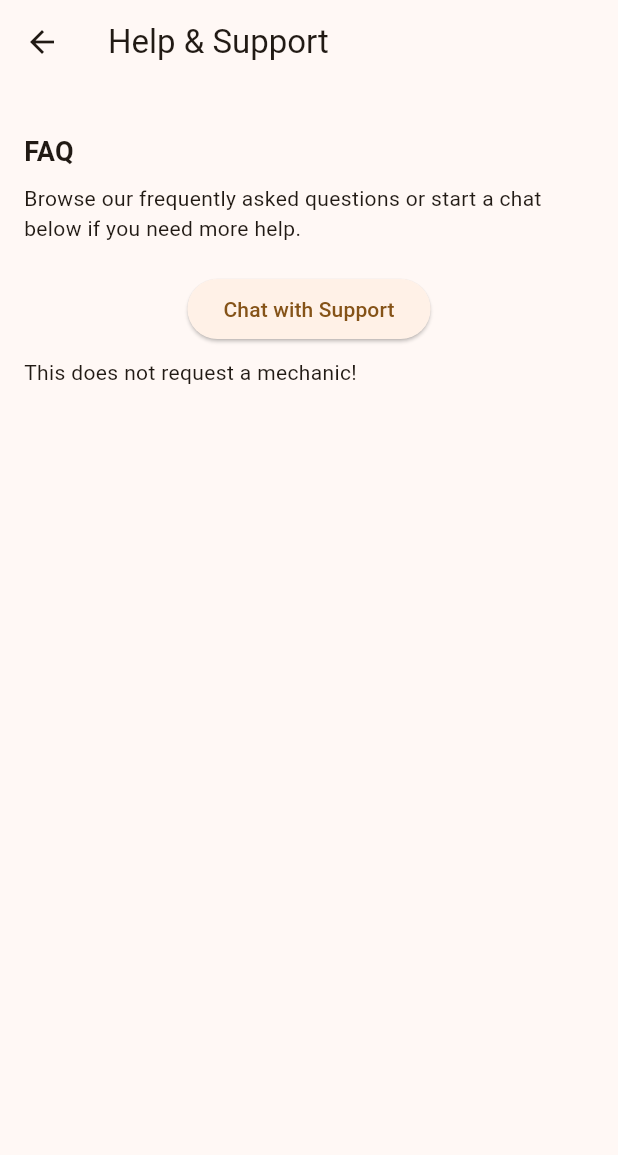
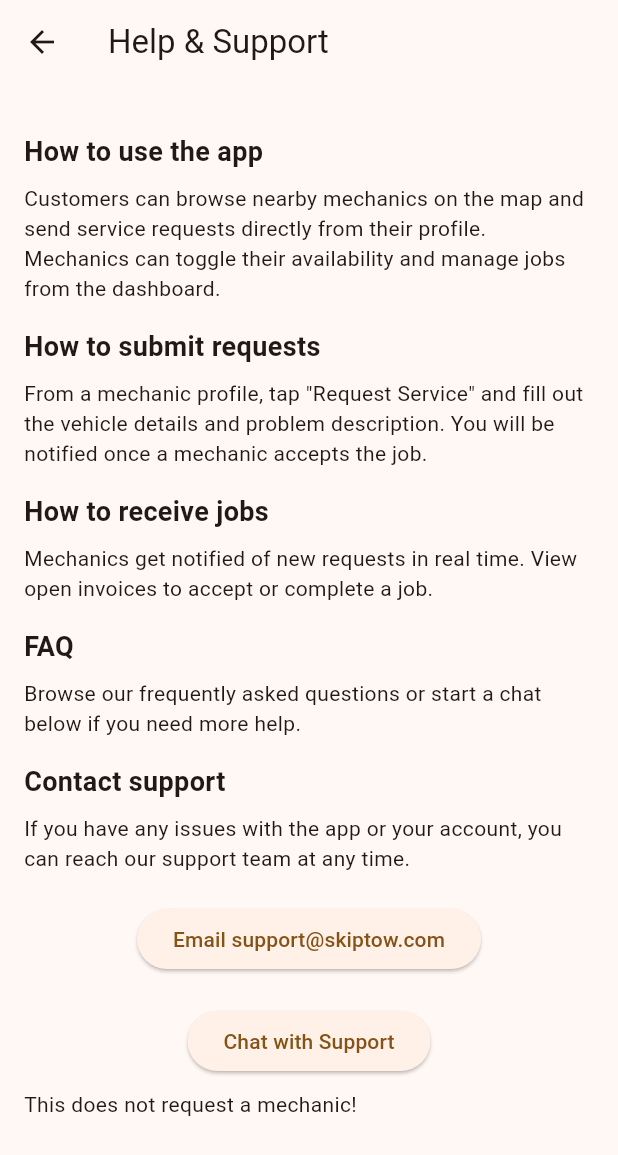
Before and after one commit to Dominoed/skiptow, a Flutter app: the HelpSupportPage screen opened directly with empty values, on a phone screen of 412 x 824 dp. Shown: the top 1155 px of the screen. Run offline on Flutter 3.47's test engine with Material 3 defaults, Android fonts, the phone set to English and light mode, and no system bars; our stand-ins replace charts_flutter, cloud_firestore, connectivity_plus, firebase_auth, firebase_core, firebase_messaging and 8 more; missing offline and left inert: dart:html; accounts and stored records are empty.

Commit message:
Merge duplicate help pages

```diff
--- a/lib/pages/help_support_page.dart
+++ b/lib/pages/help_support_page.dart
@@ -1,5 +1,6 @@
 import 'package:flutter/material.dart';
 import 'package:cloud_firestore/cloud_firestore.dart';
+import 'package:url_launcher/url_launcher.dart';
 import 'general_chat_page.dart';
 
 /// Help page allowing customers and mechanics to chat with support.
@@ -21,6 +22,13 @@ class HelpSupportPage extends StatelessWidget {
   Future<String?> _getUsername(String id) async {
     final doc = await FirebaseFirestore.instance.collection('users').doc(id).get();
     return doc.data()?['username'] as String?;
+  }
+
+  Future<void> _contactSupport() async {
+    final uri = Uri.parse('mailto:support@skiptow.com');
+    if (await canLaunchUrl(uri)) {
+      await launchUrl(uri);
+    }
   }
 
   Future<void> _startChat(BuildContext context) async {
@@ -91,9 +99,40 @@ class HelpSupportPage extends StatelessWidget {
         child: Column(
           crossAxisAlignment: CrossAxisAlignment.start,
           children: [
+            _sectionTitle('How to use the app'),
+            const Text(
+              'Customers can browse nearby mechanics on the map and send service '
+              'requests directly from their profile. Mechanics can toggle their '
+              'availability and manage jobs from the dashboard.',
+            ),
+            _sectionTitle('How to submit requests'),
+            const Text(
+              'From a mechanic profile, tap "Request Service" and fill out the '
+              'vehicle details and problem description. You will be notified once '
+              'a mechanic accepts the job.',
+            ),
+            _sectionTitle('How to receive jobs'),
+            const Text(
+              'Mechanics get notified of new requests in real time. View open '
+              'invoices to accept or complete a job.',
+            ),
             _sectionTitle('FAQ'),
             const Text(
-                'Browse our frequently asked questions or start a chat below if you need more help.'),
+              'Browse our frequently asked questions or start a chat below if '
+              'you need more help.',
+            ),
+            _sectionTitle('Contact support'),
+            const Text(
+              'If you have any issues with the app or your account, you can reach '
+              'our support team at any time.',
+            ),
+            const SizedBox(height: 20),
+            Center(
+              child: ElevatedButton(
+                onPressed: _contactSupport,
+                child: const Text('Email support@skiptow.com'),
+              ),
+            ),
             const SizedBox(height: 20),
             Center(
               child: ElevatedButton(
```
Also changed, not shown: lib/pages/dashboard_page.dart (+5 -2 lines), lib/pages/help_page.dart (deleted, +0 -68 lines), 1 other file.
